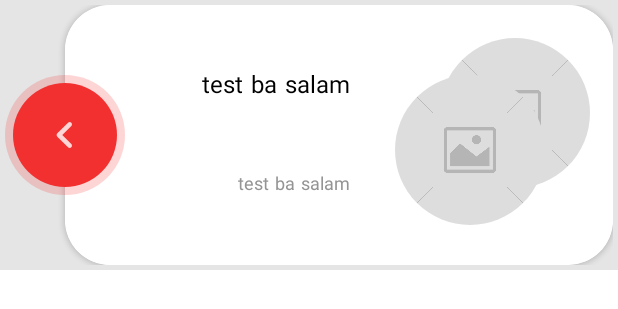
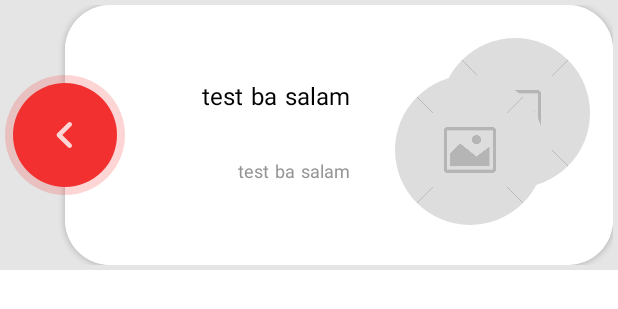
Before and after one commit to erfanmhat/test_ba_salam, an Android app: the layout item_animal_and_flower_row.xml on its own in the app's theme, with its tools: preview values and no code run, on a phone screen of 412 x 824 dp. Shown: the top 309 px of the screen. Run offline under Robolectric (Android 15) with nearby library versions, the phone set to English and light mode, and no system bars; plain views replace RoundedImageView.

Commit message:
fix lifecycle of animalAndFlowerViewModel

```diff
--- a/app/src/main/java/ir/erfan_mh_at/test_ba_salam/ui/fragments/HomeFragment.kt
+++ b/app/src/main/java/ir/erfan_mh_at/test_ba_salam/ui/fragments/HomeFragment.kt
@@ -4,20 +4,17 @@ import android.os.Bundle
 import android.view.*
 import android.widget.Toast
 import androidx.fragment.app.Fragment
-import androidx.fragment.app.viewModels
 import androidx.navigation.fragment.findNavController
 import androidx.recyclerview.widget.LinearLayoutManager
-import dagger.hilt.android.AndroidEntryPoint
 import ir.erfan_mh_at.test_ba_salam.databinding.FragmentHomeBinding
 import ir.erfan_mh_at.test_ba_salam.other.Resource
 import ir.erfan_mh_at.test_ba_salam.ui.MainActivity
 import ir.erfan_mh_at.test_ba_salam.ui.adapters.AnimalAndFlowerAdapter
 import ir.erfan_mh_at.test_ba_salam.ui.viewModels.AnimalAndFlowerViewModel
 
-@AndroidEntryPoint
 class HomeFragment : Fragment() {
 
-    private val animalAndFlowerViewModel: AnimalAndFlowerViewModel by viewModels()
+    private lateinit var animalAndFlowerViewModel: AnimalAndFlowerViewModel
     private lateinit var animalAndFlowerAdapter: AnimalAndFlowerAdapter
     private lateinit var binding: FragmentHomeBinding
 
@@ -37,6 +34,7 @@ class HomeFragment : Fragment() {
     }
 
     private fun configure() {
+        animalAndFlowerViewModel = (activity as MainActivity).animalAndFlowerViewModel
         setupRecyclerView()
         setOnClicks()
         setupSwipeRefreshLayout()
--- a/app/src/main/res/layout/activity_main.xml
+++ b/app/src/main/res/layout/activity_main.xml
@@ -13,7 +13,7 @@
         android:layout_width="match_parent"
         android:layout_height="?attr/actionBarSize"
         android:background="@color/colorPrimary"
-        android:elevation="5dp"
+        android:elevation="8dp"
         android:theme="@style/ThemeOverlay.AppCompat.ActionBar"
         app:contentInsetLeft="0dp"
         app:contentInsetStart="0dp"
--- a/app/src/main/res/layout/item_animal_and_flower_row.xml
+++ b/app/src/main/res/layout/item_animal_and_flower_row.xml
@@ -20,31 +20,40 @@
             android:layout_height="match_parent"
             android:background="@color/background_card_view">
 
+            <androidx.constraintlayout.widget.ConstraintLayout
+                android:layout_width="wrap_content"
+                android:layout_height="wrap_content"
+                android:layout_marginEnd="30dp"
+                app:layout_constraintBottom_toBottomOf="parent"
+                app:layout_constraintEnd_toStartOf="@id/ivFlower"
+                app:layout_constraintTop_toTopOf="parent">
+
                 <TextView
                     android:id="@+id/tvAnimalAndFlowerName"
                     android:layout_width="wrap_content"
                     android:layout_height="wrap_content"
-                android:layout_marginEnd="30dp"
                     android:fontFamily="@font/iranian_sans"
                     android:text="@string/app_name"
                     android:textColor="@color/main_text_color"
                     android:textSize="16sp"
                     app:layout_constraintBottom_toTopOf="@+id/tvNumberOfCommonLetters"
-                app:layout_constraintEnd_toStartOf="@id/ivFlower"
+                    app:layout_constraintEnd_toEndOf="parent"
                     app:layout_constraintTop_toTopOf="parent" />
 
                 <TextView
                     android:id="@+id/tvNumberOfCommonLetters"
                     android:layout_width="wrap_content"
                     android:layout_height="wrap_content"
-                android:layout_marginEnd="30dp"
+                    android:layout_marginTop="28dp"
                     android:fontFamily="@font/iranian_sans"
                     android:text="@string/app_name"
                     android:textColor="@color/secondary_text_color"
                     android:textSize="12sp"
                     app:layout_constraintBottom_toBottomOf="parent"
-                app:layout_constraintEnd_toStartOf="@id/ivFlower"
+                    app:layout_constraintEnd_toEndOf="parent"
+
                     app:layout_constraintTop_toBottomOf="@id/tvAnimalAndFlowerName" />
+            </androidx.constraintlayout.widget.ConstraintLayout>
 
             <com.makeramen.roundedimageview.RoundedImageView
                 android:id="@+id/ivFlower"
```
Also changed, not shown: app/src/main/java/ir/erfan_mh_at/test_ba_salam/ui/MainActivity.kt (+10 -1 lines), app/src/main/res/layout/fragment_info.xml (+5 -3 lines), app/src/main/res/navigation/ba_salam_nav_graph.xml (+6 -2 lines). Lines whose indentation alone changed are shown as unchanged.
